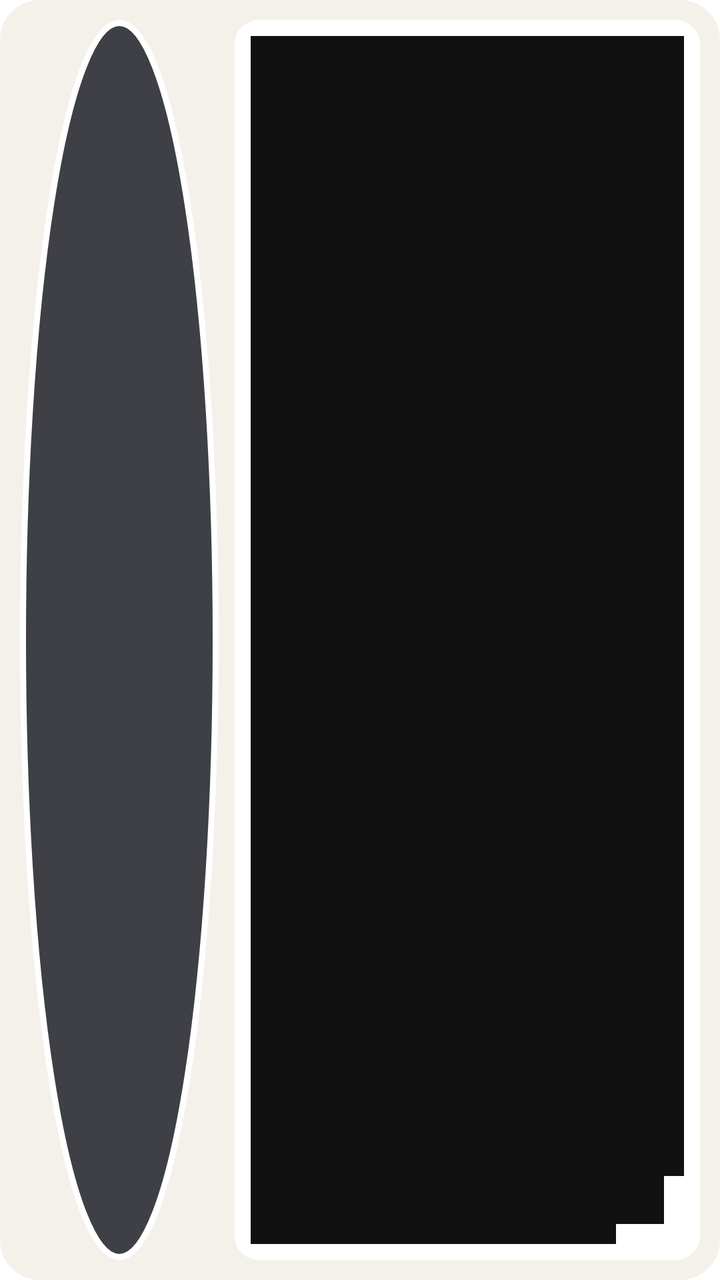
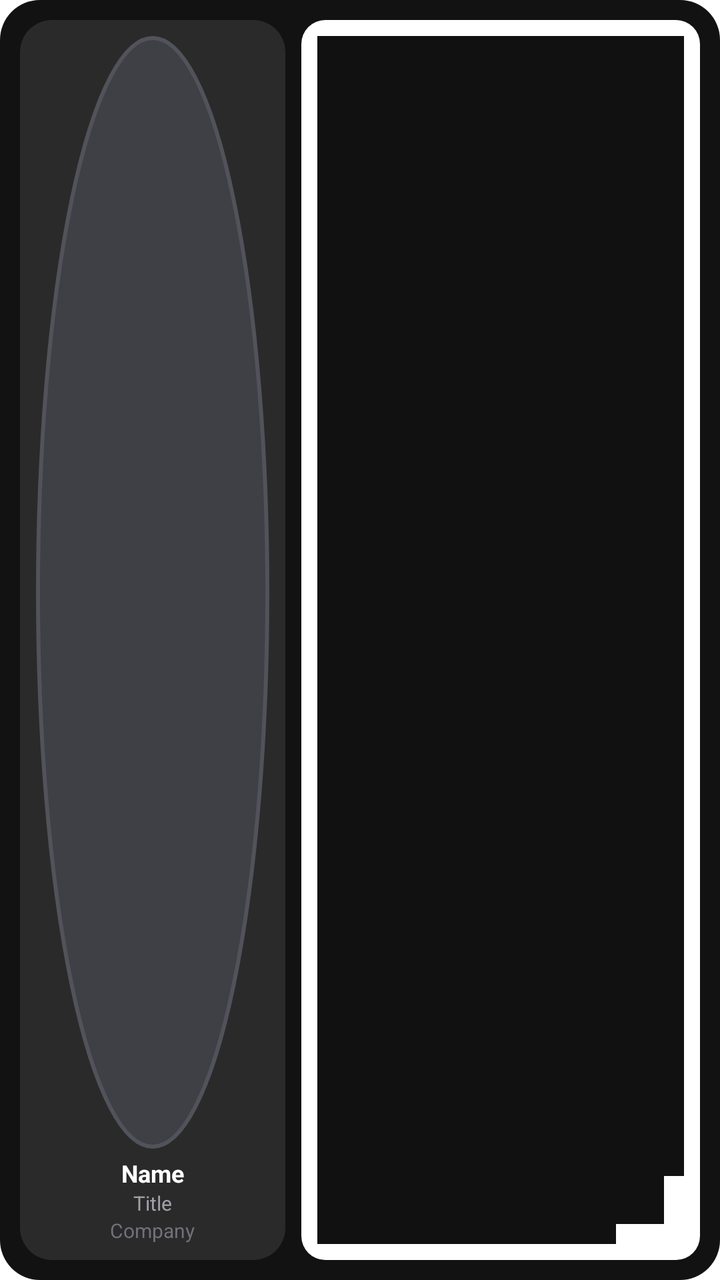

The first picture is an Android layout as it rendered before a commit; the second is the same layout after the commit. The layout source and the unified diff follow.
<!-- AndroidManifest.xml: fallback theme Theme.MaterialComponents.DayNight.NoActionBar -->
<!-- res/layout/tap_na_preview_card.xml -->
<?xml version="1.0" encoding="utf-8"?>
<LinearLayout xmlns:android="http://schemas.android.com/apk/res/android"
    android:layout_width="280dp"
    android:layout_height="140dp"
    android:background="@drawable/widget_shell"
    android:gravity="center_vertical"
    android:orientation="horizontal"
    android:padding="10dp">

    <ImageView
        android:layout_width="0dp"
        android:layout_height="match_parent"
        android:layout_marginEnd="8dp"
        android:layout_weight="3"
        android:contentDescription="@string/widget_profile_description"
        android:src="@drawable/widget_skeleton_circle" />

    <ImageView
        android:layout_width="0dp"
        android:layout_height="match_parent"
        android:layout_weight="7"
        android:contentDescription="@string/widget_qr_description"
        android:src="@drawable/widget_skeleton_qr" />
</LinearLayout>
<!-- resources referenced by this layout -->
<resources>
  <!-- drawable widget_shell (drawable) -->
  <?xml version="1.0" encoding="utf-8"?>
  <shape xmlns:android="http://schemas.android.com/apk/res/android" android:shape="rectangle">
      <solid android:color="@color/widget_shell" />
      <corners android:radius="20dp" />
  </shape>
  <!-- drawable widget_skeleton_circle (drawable) -->
  <?xml version="1.0" encoding="utf-8"?>
  <shape xmlns:android="http://schemas.android.com/apk/res/android" android:shape="oval">
      <solid android:color="#3F3F46" />
      <stroke android:width="3dp" android:color="#FFFFFF" />
  </shape>
  <!-- drawable widget_skeleton_qr (drawable) -->
  <?xml version="1.0" encoding="utf-8"?>
  <layer-list xmlns:android="http://schemas.android.com/apk/res/android">
      <item>
          <shape android:shape="rectangle">
              <solid android:color="#FFFFFF" />
              <corners android:radius="12dp" />
          </shape>
      </item>
      <item android:left="8dp" android:top="8dp" android:right="42dp" android:bottom="42dp">
          <shape android:shape="rectangle">
              <solid android:color="#111111" />
          </shape>
      </item>
      <item android:left="42dp" android:top="8dp" android:right="8dp" android:bottom="42dp">
          <shape android:shape="rectangle">
              <solid android:color="#111111" />
          </shape>
      </item>
      <item android:left="8dp" android:top="42dp" android:right="42dp" android:bottom="8dp">
          <shape android:shape="rectangle">
              <solid android:color="#111111" />
          </shape>
      </item>
      <item android:left="28dp" android:top="28dp" android:right="28dp" android:bottom="28dp">
          <shape android:shape="rectangle">
              <solid android:color="#111111" />
          </shape>
      </item>
      <item android:left="46dp" android:top="46dp" android:right="18dp" android:bottom="18dp">
          <shape android:shape="rectangle">
              <solid android:color="#111111" />
          </shape>
      </item>
  </layer-list>
  <string name="widget_profile_description">Tall QR with your profile photo.</string>
  <string name="widget_qr_description">QR code with your profile photo. People scan this to open your Tap Na profile.</string>
  <color name="widget_shell">#F4F1EA</color>
</resources>

<!-- the commit's change to res/layout/tap_na_preview_card.xml (unified diff, before → after) -->
@@ -3,22 +3,54 @@
     android:layout_width="280dp"
     android:layout_height="140dp"
     android:background="@drawable/widget_shell"
-    android:gravity="center_vertical"
     android:orientation="horizontal"
     android:padding="10dp">
+
+    <LinearLayout
+        android:layout_width="0dp"
+        android:layout_height="match_parent"
+        android:layout_marginEnd="8dp"
+        android:layout_weight="4"
+        android:background="@drawable/widget_panel"
+        android:gravity="center_horizontal"
+        android:orientation="vertical"
+        android:padding="8dp">
+
+        <ImageView
+            android:layout_width="match_parent"
+            android:layout_height="0dp"
+            android:layout_weight="1"
+            android:contentDescription="@string/widget_card_description"
+            android:src="@drawable/widget_skeleton_circle" />
+
+        <TextView
+            android:layout_width="wrap_content"
+            android:layout_height="wrap_content"
+            android:layout_marginTop="4dp"
+            android:text="@string/widget_preview_name"
+            android:textColor="#FFFFFF"
+            android:textSize="12sp"
+            android:textStyle="bold" />
+
+        <TextView
+            android:layout_width="wrap_content"
+            android:layout_height="wrap_content"
+            android:text="@string/widget_preview_title"
+            android:textColor="#A1A1AA"
+            android:textSize="10sp" />
+
+        <TextView
+            android:layout_width="wrap_content"
+            android:layout_height="wrap_content"
+            android:text="@string/widget_preview_company"
+            android:textColor="#71717A"
+            android:textSize="10sp" />
+    </LinearLayout>
 
     <ImageView
         android:layout_width="0dp"
         android:layout_height="match_parent"
-        android:layout_marginEnd="8dp"
-        android:layout_weight="3"
-        android:contentDescription="@string/widget_profile_description"
-        android:src="@drawable/widget_skeleton_circle" />
-
-    <ImageView
-        android:layout_width="0dp"
-        android:layout_height="match_parent"
-        android:layout_weight="7"
+        android:layout_weight="6"
         android:contentDescription="@string/widget_qr_description"
         android:src="@drawable/widget_skeleton_qr" />
 </LinearLayout>
<!-- resource entries referenced after the edit -->
@@ -1,16 +1,22 @@
 <!-- resources referenced by this layout -->
 <resources>
+  <!-- drawable widget_panel (drawable) -->
+  <?xml version="1.0" encoding="utf-8"?>
+  <shape xmlns:android="http://schemas.android.com/apk/res/android" android:shape="rectangle">
+      <solid android:color="#2A2A2A" />
+      <corners android:radius="16dp" />
+  </shape>
   <!-- drawable widget_shell (drawable) -->
   <?xml version="1.0" encoding="utf-8"?>
   <shape xmlns:android="http://schemas.android.com/apk/res/android" android:shape="rectangle">
-      <solid android:color="@color/widget_shell" />
+      <solid android:color="#121212" />
       <corners android:radius="20dp" />
   </shape>
   <!-- drawable widget_skeleton_circle (drawable) -->
   <?xml version="1.0" encoding="utf-8"?>
   <shape xmlns:android="http://schemas.android.com/apk/res/android" android:shape="oval">
       <solid android:color="#3F3F46" />
-      <stroke android:width="3dp" android:color="#FFFFFF" />
+      <stroke android:width="2dp" android:color="#52525B" />
   </shape>
   <!-- drawable widget_skeleton_qr (drawable) -->
   <?xml version="1.0" encoding="utf-8"?>
@@ -47,8 +53,10 @@
           </shape>
       </item>
   </layer-list>
-  <string name="widget_profile_description">Tall QR with your profile photo.</string>
-  <string name="widget_qr_description">QR code with your profile photo. People scan this to open your Tap Na profile.</string>
-  <color name="widget_shell">#F4F1EA</color>
+  <string name="widget_card_description">Landscape business card with your details and QR code.</string>
+  <string name="widget_preview_company">Company</string>
+  <string name="widget_preview_name">Name</string>
+  <string name="widget_preview_title">Title</string>
+  <string name="widget_qr_description">QR code only. People scan this to open your Tap Na profile.</string>
 </resources>
 
